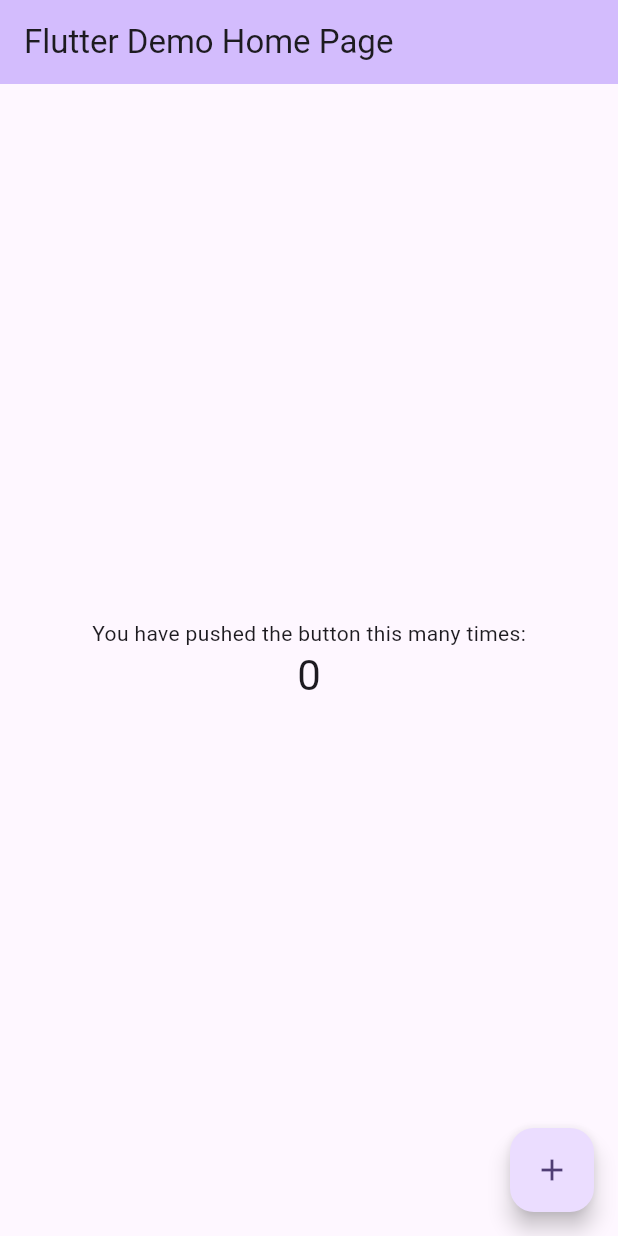
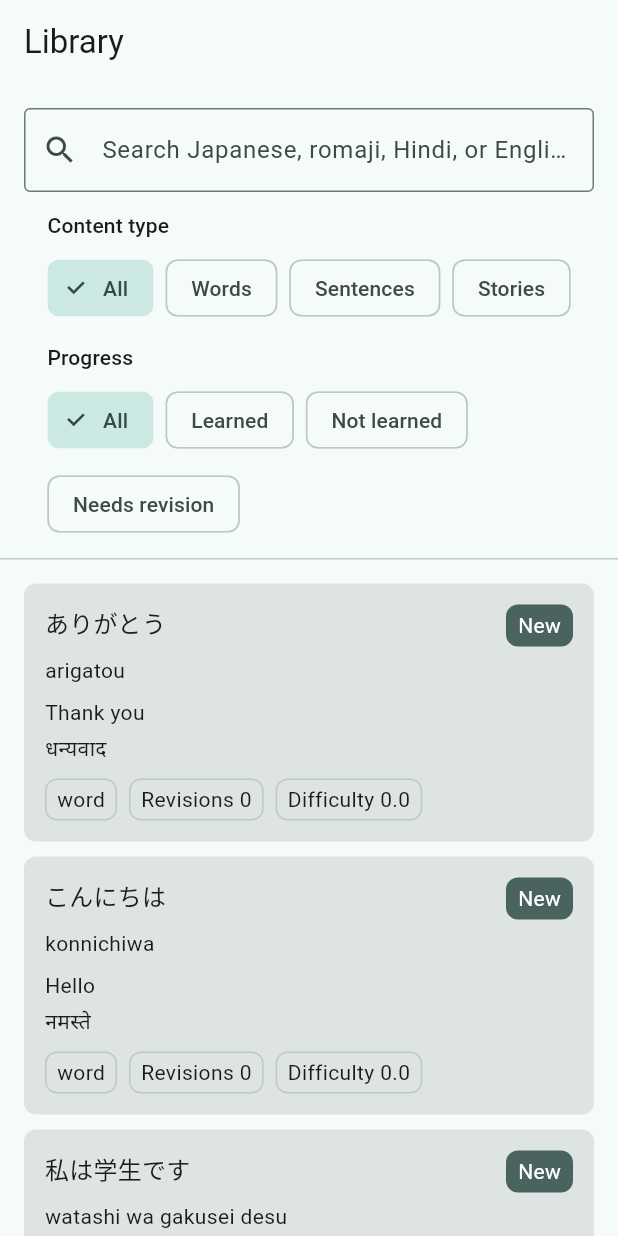
Before and after one commit to Manishkumar62/ManisuLearn---Japanese-Learning-App, a Flutter app: the screen it shows after launch, on a phone screen of 412 x 824 dp. Run offline on Flutter 3.47's test engine with Material 3 defaults, Android fonts, the phone set to English and light mode, and no system bars; our stand-ins replace equatable, flutter_bloc, hive, hive_flutter; accounts and stored records are empty.

Commit message:
Build ONE Feature Completely (Start with Library)

```diff
--- /dev/null
+++ b/lib/core/services/json_loader.dart
@@ -0,0 +1,27 @@
+import 'dart:convert';
+import 'package:flutter/services.dart';
+import '../../data/models/learning_item.dart';
+
+class JsonLoader {
+  static Future<List<LearningItem>> loadItems() async {
+    final jsonString = await rootBundle.loadString('assets/data.json');
+    final List<dynamic> jsonData = json.decode(jsonString);
+
+    return jsonData.map((item) {
+      return LearningItem(
+        id: DateTime.now().millisecondsSinceEpoch.toString() + item["japanese"],
+        type: item["type"],
+        japanese: item["japanese"],
+        romaji: item["romaji"],
+        hindi: item["hindi"],
+        english: item["english"],
+        isLearned: false,
+        revisionCount: 0,
+        lastReviewed: DateTime.now(),
+        createdAt: DateTime.now(),
+        difficulty: 0,
+        tags: [],
+      );
+    }).toList();
+  }
+}
--- /dev/null
+++ b/lib/features/library/presentation/bloc/library_bloc.dart
@@ -0,0 +1,104 @@
+import 'package:flutter_bloc/flutter_bloc.dart';
+
+import '../../../../data/models/learning_item.dart';
+import '../../../../domain/repositories/learning_item_repository.dart';
+import 'library_event.dart';
+import 'library_state.dart';
+
+class LibraryBloc extends Bloc<LibraryEvent, LibraryState> {
+  LibraryBloc({required LearningItemRepository repository})
+    : _repository = repository,
+      super(const LibraryInitial()) {
+    on<LoadLibrary>(_onLoadLibrary);
+    on<FilterLibrary>(_onFilterLibrary);
+  }
+
+  final LearningItemRepository _repository;
+
+  List<LearningItem> _allItems = <LearningItem>[];
+
+  Future<void> _onLoadLibrary(
+    LoadLibrary event,
+    Emitter<LibraryState> emit,
+  ) async {
+    emit(const LibraryLoading());
+
+    try {
+      _allItems = await _repository.getAllItems();
+      emit(LibraryLoaded(items: _allItems));
+    } catch (error) {
+      emit(LibraryError(error.toString()));
+    }
+  }
+
+  Future<void> _onFilterLibrary(
+    FilterLibrary event,
+    Emitter<LibraryState> emit,
+  ) async {
+    try {
+      if (_allItems.isEmpty) {
+        _allItems = await _repository.getAllItems();
+      }
+
+      final filteredItems = _applyFilters(
+        items: _allItems,
+        searchQuery: event.searchQuery,
+        typeFilter: event.typeFilter,
+        progressFilter: event.progressFilter,
+      );
+
+      emit(
+        LibraryLoaded(
+          items: filteredItems,
+          searchQuery: event.searchQuery,
+          typeFilter: event.typeFilter,
+          progressFilter: event.progressFilter,
+        ),
+      );
+    } catch (error) {
+      emit(LibraryError(error.toString()));
+    }
+  }
+
+  List<LearningItem> _applyFilters({
+    required List<LearningItem> items,
+    required String searchQuery,
+    required LibraryTypeFilter typeFilter,
+    required LibraryProgressFilter progressFilter,
+  }) {
+    return items
+        .where((LearningItem item) {
+          final normalizedQuery = searchQuery.trim().toLowerCase();
+          final matchesQuery =
+              normalizedQuery.isEmpty ||
+              item.japanese.toLowerCase().contains(normalizedQuery) ||
+              item.romaji.toLowerCase().contains(normalizedQuery) ||
+              item.hindi.toLowerCase().contains(normalizedQuery) ||
+              item.english.toLowerCase().contains(normalizedQuery);
+
+          final matchesType = switch (typeFilter) {
+            LibraryTypeFilter.all => true,
+            LibraryTypeFilter.words => item.type == 'word',
+            LibraryTypeFilter.sentences => item.type == 'sentence',
+            LibraryTypeFilter.stories => item.type == 'story',
+          };
+
+          final matchesProgress = switch (progressFilter) {
+            LibraryProgressFilter.all => true,
+            LibraryProgressFilter.learned => item.isLearned,
+            LibraryProgressFilter.notLearned => !item.isLearned,
+            LibraryProgressFilter.needsRevision => _needsRevision(item),
+          };
+
+          return matchesQuery && matchesType && matchesProgress;
+        })
+        .toList(growable: false);
+  }
+
+  bool _needsRevision(LearningItem item) {
+    final now = DateTime.now();
+    final daysSinceLastReview = now.difference(item.lastReviewed).inDays;
+
+    return item.isLearned && daysSinceLastReview >= 1;
+  }
+}
--- /dev/null
+++ b/lib/features/library/presentation/bloc/library_event.dart
@@ -0,0 +1,31 @@
+import 'package:equatable/equatable.dart';
+
+enum LibraryTypeFilter { all, words, sentences, stories }
+
+enum LibraryProgressFilter { all, learned, notLearned, needsRevision }
+
+abstract class LibraryEvent extends Equatable {
+  const LibraryEvent();
+
+  @override
+  List<Object?> get props => const [];
+}
+
+class LoadLibrary extends LibraryEvent {
+  const LoadLibrary();
+}
+
+class FilterLibrary extends LibraryEvent {
+  const FilterLibrary({
+    this.searchQuery = '',
+    this.typeFilter = LibraryTypeFilter.all,
+    this.progressFilter = LibraryProgressFilter.all,
+  });
+
+  final String searchQuery;
+  final LibraryTypeFilter typeFilter;
+  final LibraryProgressFilter progressFilter;
+
+  @override
+  List<Object?> get props => <Object?>[searchQuery, typeFilter, progressFilter];
+}
--- /dev/null
+++ b/lib/features/library/presentation/bloc/library_state.dart
@@ -0,0 +1,50 @@
+import 'package:equatable/equatable.dart';
+
+import '../../../../data/models/learning_item.dart';
+import 'library_event.dart';
+
+abstract class LibraryState extends Equatable {
+  const LibraryState();
+
+  @override
+  List<Object?> get props => const [];
+}
+
+class LibraryInitial extends LibraryState {
+  const LibraryInitial();
+}
+
+class LibraryLoading extends LibraryState {
+  const LibraryLoading();
+}
+
+class LibraryLoaded extends LibraryState {
+  const LibraryLoaded({
+    required this.items,
+    this.searchQuery = '',
+    this.typeFilter = LibraryTypeFilter.all,
+    this.progressFilter = LibraryProgressFilter.all,
+  });
+
+  final List<LearningItem> items;
+  final String searchQuery;
+  final LibraryTypeFilter typeFilter;
+  final LibraryProgressFilter progressFilter;
+
+  @override
+  List<Object?> get props => <Object?>[
+    items,
+    searchQuery,
+    typeFilter,
+    progressFilter,
+  ];
+}
+
+class LibraryError extends LibraryState {
+  const LibraryError(this.message);
+
+  final String message;
+
+  @override
+  List<Object?> get props => <Object?>[message];
+}
--- /dev/null
+++ b/lib/features/library/presentation/pages/library_page.dart
@@ -0,0 +1,247 @@
+import 'package:flutter/material.dart';
+import 'package:flutter_bloc/flutter_bloc.dart';
+
+import '../bloc/library_bloc.dart';
+import '../bloc/library_event.dart';
+import '../bloc/library_state.dart';
+import '../widgets/library_item_tile.dart';
+
+class LibraryPage extends StatefulWidget {
+  const LibraryPage({super.key});
+
+  @override
+  State<LibraryPage> createState() => _LibraryPageState();
+}
+
+class _LibraryPageState extends State<LibraryPage> {
+  final TextEditingController _searchController = TextEditingController();
+
+  LibraryTypeFilter _typeFilter = LibraryTypeFilter.all;
+  LibraryProgressFilter _progressFilter = LibraryProgressFilter.all;
+
+  @override
+  void initState() {
+    super.initState();
+    context.read<LibraryBloc>().add(const LoadLibrary());
+  }
+
+  @override
+  void dispose() {
+    _searchController.dispose();
+    super.dispose();
+  }
+
+  void _applyFilters() {
+    context.read<LibraryBloc>().add(
+      FilterLibrary(
+        searchQuery: _searchController.text,
+        typeFilter: _typeFilter,
+        progressFilter: _progressFilter,
+      ),
+    );
+  }
+
+  @override
+  Widget build(BuildContext context) {
+    return Scaffold(
+      appBar: AppBar(title: const Text('Library')),
+      body: SafeArea(
+        child: Column(
+          children: <Widget>[
+            Padding(
+              padding: const EdgeInsets.fromLTRB(16, 16, 16, 8),
+              child: TextField(
+                controller: _searchController,
+                decoration: const InputDecoration(
+                  border: OutlineInputBorder(),
+                  hintText: 'Search Japanese, romaji, Hindi, or English',
+                  prefixIcon: Icon(Icons.search),
+                ),
+                textInputAction: TextInputAction.search,
+                onChanged: (_) => _applyFilters(),
+              ),
+            ),
+            _FilterSection(
+              typeFilter: _typeFilter,
+              progressFilter: _progressFilter,
+              onTypeChanged: (LibraryTypeFilter filter) {
+                setState(() => _typeFilter = filter);
+                _applyFilters();
+              },
+              onProgressChanged: (LibraryProgressFilter filter) {
+                setState(() => _progressFilter = filter);
+                _applyFilters();
+              },
+            ),
+            const Divider(height: 1),
+            Expanded(
+              child: BlocBuilder<LibraryBloc, LibraryState>(
+                builder: (BuildContext context, LibraryState state) {
+                  return switch (state) {
+                    LibraryInitial() || LibraryLoading() => const Center(
+                      child: CircularProgressIndicator(),
+                    ),
+                    LibraryLoaded(:final items) =>
+                      items.isEmpty
+                          ? const _EmptyLibraryMessage()
+                          : RefreshIndicator(
+                              onRefresh: () async {
+                                context.read<LibraryBloc>().add(
+                                  const LoadLibrary(),
+                                );
+                              },
+                              child: ListView.separated(
+                                padding: const EdgeInsets.all(16),
+                                itemCount: items.length,
+                                separatorBuilder:
+                                    (BuildContext context, int index) =>
+                                        const SizedBox(height: 10),
+                                itemBuilder: (BuildContext context, int index) {
+                                  return LibraryItemTile(item: items[index]);
+                                },
+                              ),
+                            ),
+                    LibraryError(:final message) => _LibraryErrorMessage(
+                      message: message,
+                    ),
+                    LibraryState() => const _EmptyLibraryMessage(),
+                  };
+                },
+              ),
+            ),
+          ],
+        ),
+      ),
+    );
+  }
+}
+
+class _FilterSection extends StatelessWidget {
+  const _FilterSection({
+    required this.typeFilter,
+    required this.progressFilter,
+    required this.onTypeChanged,
+    required this.onProgressChanged,
+  });
+
+  final LibraryTypeFilter typeFilter;
+  final LibraryProgressFilter progressFilter;
+  final ValueChanged<LibraryTypeFilter> onTypeChanged;
+  final ValueChanged<LibraryProgressFilter> onProgressChanged;
+
+  @override
+  Widget build(BuildContext context) {
+    return Padding(
+      padding: const EdgeInsets.fromLTRB(16, 4, 16, 12),
+      child: Column(
+        crossAxisAlignment: CrossAxisAlignment.start,
+        children: <Widget>[
+          Text('Content type', style: Theme.of(context).textTheme.labelLarge),
+          const SizedBox(height: 8),
+          Wrap(
+            spacing: 8,
+            runSpacing: 8,
+            children: <Widget>[
+              FilterChip(
+                label: const Text('All'),
+                selected: typeFilter == LibraryTypeFilter.all,
+                onSelected: (_) => onTypeChanged(LibraryTypeFilter.all),
+              ),
+              FilterChip(
+                label: const Text('Words'),
+                selected: typeFilter == LibraryTypeFilter.words,
+                onSelected: (_) => onTypeChanged(LibraryTypeFilter.words),
+              ),
+              FilterChip(
+                label: const Text('Sentences'),
+                selected: typeFilter == LibraryTypeFilter.sentences,
+                onSelected: (_) => onTypeChanged(LibraryTypeFilter.sentences),
+              ),
+              FilterChip(
+                label: const Text('Stories'),
+                selected: typeFilter == LibraryTypeFilter.stories,
+                onSelected: (_) => onTypeChanged(LibraryTypeFilter.stories),
+              ),
+            ],
+          ),
+          const SizedBox(height: 12),
+          Text('Progress', style: Theme.of(context).textTheme.labelLarge),
+          const SizedBox(height: 8),
+          Wrap(
+            spacing: 8,
+            runSpacing: 8,
+            children: <Widget>[
+              FilterChip(
+                label: const Text('All'),
+                selected: progressFilter == LibraryProgressFilter.all,
+                onSelected: (_) => onProgressChanged(LibraryProgressFilter.all),
+              ),
+              FilterChip(
+                label: const Text('Learned'),
+                selected: progressFilter == LibraryProgressFilter.learned,
+                onSelected: (_) =>
+                    onProgressChanged(LibraryProgressFilter.learned),
+              ),
+              FilterChip(
+                label: const Text('Not learned'),
+                selected: progressFilter == LibraryProgressFilter.notLearned,
+                onSelected: (_) =>
+                    onProgressChanged(LibraryProgressFilter.notLearned),
+              ),
+              FilterChip(
+                label: const Text('Needs revision'),
+                selected: progressFilter == LibraryProgressFilter.needsRevision,
+                onSelected: (_) =>
+                    onProgressChanged(LibraryProgressFilter.needsRevision),
+              ),
+            ],
+          ),
+        ],
+      ),
+    );
+  }
+}
+
+class _EmptyLibraryMessage extends StatelessWidget {
+  const _EmptyLibraryMessage();
+
+  @override
+  Widget build(BuildContext context) {
+    return const Center(
+      child: Padding(
+        padding: EdgeInsets.all(24),
+        child: Text('No learning items found.', textAlign: TextAlign.center),
+      ),
+    );
+  }
+}
+
+class _LibraryErrorMessage extends StatelessWidget {
+  const _LibraryErrorMessage({required this.message});
+
+  final String message;
+
+  @override
+  Widget build(BuildContext context) {
+    return Center(
+      child: Padding(
+        padding: const EdgeInsets.all(24),
+        child: Column(
+          mainAxisSize: MainAxisSize.min,
+          children: <Widget>[
+            const Icon(Icons.error_outline),
+            const SizedBox(height: 12),
+            Text(message, textAlign: TextAlign.center),
+            const SizedBox(height: 16),
+            FilledButton(
+              onPressed: () {
+                context.read<LibraryBloc>().add(const LoadLibrary());
+              },
+              child: const Text('Try again'),
+            ),
+          ],
+        ),
+      ),
+    );
+  }
+}
--- /dev/null
+++ b/lib/features/library/presentation/widgets/library_item_tile.dart
@@ -0,0 +1,107 @@
+import 'package:flutter/material.dart';
+
+import '../../../../data/models/learning_item.dart';
+
+class LibraryItemTile extends StatelessWidget {
+  const LibraryItemTile({super.key, required this.item});
+
+  final LearningItem item;
+
+  @override
+  Widget build(BuildContext context) {
+    final colorScheme = Theme.of(context).colorScheme;
+
+    return Material(
+      color: colorScheme.surfaceContainerHighest,
+      borderRadius: BorderRadius.circular(8),
+      child: InkWell(
+        borderRadius: BorderRadius.circular(8),
+        onTap: () {},
+        child: Padding(
+          padding: const EdgeInsets.all(14),
+          child: Column(
+            crossAxisAlignment: CrossAxisAlignment.start,
+            children: <Widget>[
+              Row(
+                crossAxisAlignment: CrossAxisAlignment.start,
+                children: <Widget>[
+                  Expanded(
+                    child: Text(
+                      item.japanese,
+                      style: Theme.of(context).textTheme.titleMedium,
+                    ),
+                  ),
+                  const SizedBox(width: 12),
+                  _StatusBadge(isLearned: item.isLearned),
+                ],
+              ),
+              const SizedBox(height: 6),
+              Text(item.romaji, style: Theme.of(context).textTheme.bodyMedium),
+              const SizedBox(height: 8),
+              Text(item.english),
+              if (item.hindi.isNotEmpty) ...<Widget>[
+                const SizedBox(height: 4),
+                Text(item.hindi),
+              ],
+              const SizedBox(height: 10),
+              Wrap(
+                spacing: 8,
+                runSpacing: 8,
+                children: <Widget>[
+                  _MetaChip(label: item.type),
+                  _MetaChip(label: 'Revisions ${item.revisionCount}'),
+                  _MetaChip(label: 'Difficulty ${item.difficulty}'),
+                ],
+              ),
+            ],
+          ),
+        ),
+      ),
+    );
+  }
+}
+
+class _StatusBadge extends StatelessWidget {
+  const _StatusBadge({required this.isLearned});
+
+  final bool isLearned;
+
+  @override
+  Widget build(BuildContext context) {
+    final colorScheme = Theme.of(context).colorScheme;
+
+    return DecoratedBox(
+      decoration: BoxDecoration(
+        color: isLearned ? colorScheme.primary : colorScheme.secondary,
+        borderRadius: BorderRadius.circular(8),
+      ),
+      child: Padding(
+        padding: const EdgeInsets.symmetric(horizontal: 8, vertical: 4),
+        child: Text(
+          isLearned ? 'Learned' : 'New',
+          style: TextStyle(color: colorScheme.onPrimary),
+        ),
+      ),
+    );
+  }
+}
+
+class _MetaChip extends StatelessWidget {
+  const _MetaChip({required this.label});
+
+  final String label;
+
+  @override
+  Widget build(BuildContext context) {
+    return DecoratedBox(
+      decoration: BoxDecoration(
+        border: Border.all(color: Theme.of(context).colorScheme.outlineVariant),
+        borderRadius: BorderRadius.circular(8),
+      ),
+      child: Padding(
+        padding: const EdgeInsets.symmetric(horizontal: 8, vertical: 4),
+        child: Text(label),
+      ),
+    );
+  }
+}
--- a/lib/main.dart
+++ b/lib/main.dart
@@ -1,126 +1,49 @@
 import 'package:flutter/material.dart';
+import 'package:flutter_bloc/flutter_bloc.dart';
+import 'package:hive/hive.dart';
 
+import 'core/services/json_loader.dart';
+import 'data/local/hive_boxes.dart';
 import 'data/local/hive_setup.dart';
+import 'data/models/learning_item.dart';
+import 'data/repositories/hive_learning_item_repository.dart';
+import 'features/library/presentation/bloc/library_bloc.dart';
+import 'features/library/presentation/pages/library_page.dart';
 
 Future<void> main() async {
   WidgetsFlutterBinding.ensureInitialized();
   await HiveSetup.initialize();
+  final box = Hive.box<LearningItem>(HiveBoxes.learningItems);
+
+  if (box.isEmpty) {
+    final items = await JsonLoader.loadItems();
+
+    for (var item in items) {
+      box.put(item.id, item);
+    }
+  }
   runApp(const MyApp());
 }
 
 class MyApp extends StatelessWidget {
   const MyApp({super.key});
 
-  // This widget is the root of your application.
   @override
   Widget build(BuildContext context) {
-    return MaterialApp(
-      title: 'Flutter Demo',
-      theme: ThemeData(
-        // This is the theme of your application.
-        //
-        // TRY THIS: Try running your application with "flutter run". You'll see
-        // the application has a purple toolbar. Then, without quitting the app,
-        // try changing the seedColor in the colorScheme below to Colors.green
-        // and then invoke "hot reload" (save your changes or press the "hot
-        // reload" button in a Flutter-supported IDE, or press "r" if you used
-        // the command line to start the app).
-        //
-        // Notice that the counter didn't reset back to zero; the application
-        // state is not lost during the reload. To reset the state, use hot
-        // restart instead.
-        //
-        // This works for code too, not just values: Most code changes can be
-        // tested with just a hot reload.
-        colorScheme: ColorScheme.fromSeed(seedColor: Colors.deepPurple),
+    return RepositoryProvider<HiveLearningItemRepository>(
+      create: (BuildContext context) => HiveLearningItemRepository(),
+      child: BlocProvider<LibraryBloc>(
+        create: (BuildContext context) =>
+            LibraryBloc(repository: context.read<HiveLearningItemRepository>()),
+        child: MaterialApp(
+          title: 'Manisu Learn',
+          theme: ThemeData(
+            colorScheme: ColorScheme.fromSeed(seedColor: Colors.teal),
+            useMaterial3: true,
+          ),
+          home: const LibraryPage(),
+        ),
       ),
-      home: const MyHomePage(title: 'Flutter Demo Home Page'),
     );
   }
 }
-
-class MyHomePage extends StatefulWidget {
-  const MyHomePage({super.key, required this.title});
-
-  // This widget is the home page of your application. It is stateful, meaning
-  // that it has a State object (defined below) that contains fields that affect
-  // how it looks.
-
-  // This class is the configuration for the state. It holds the values (in this
-  // case the title) provided by the parent (in this case the App widget) and
-  // used by the build method of the State. Fields in a Widget subclass are
-  // always marked "final".
-
-  final String title;
-
-  @override
-  State<MyHomePage> createState() => _MyHomePageState();
-}
-
-class _MyHomePageState extends State<MyHomePage> {
-  int _counter = 0;
-
-  void _incrementCounter() {
-    setState(() {
-      // This call to setState tells the Flutter framework that something has
-      // changed in this State, which causes it to rerun the build method below
-      // so that the display can reflect the updated values. If we changed
-      // _counter without calling setState(), then the build method would not be
-      // called again, and so nothing would appear to happen.
-      _counter++;
-    });
-  }
-
-  @override
-  Widget build(BuildContext context) {
-    // This method is rerun every time setState is called, for instance as done
-    // by the _incrementCounter method above.
-    //
-    // The Flutter framework has been optimized to make rerunning build methods
-    // fast, so that you can just rebuild anything that needs updating rather
-    // than having to individually change instances of widgets.
-    return Scaffold(
-      appBar: AppBar(
-        // TRY THIS: Try changing the color here to a specific color (to
-        // Colors.amber, perhaps?) and trigger a hot reload to see the AppBar
-        // change color while the other colors stay the same.
-        backgroundColor: Theme.of(context).colorScheme.inversePrimary,
-        // Here we take the value from the MyHomePage object that was created by
-        // the App.build method, and use it to set our appbar title.
-        title: Text(widget.title),
-      ),
-      body: Center(
-        // Center is a layout widget. It takes a single child and positions it
-        // in the middle of the parent.
-        child: Column(
-          // Column is also a layout widget. It takes a list of children and
-          // arranges them vertically. By default, it sizes itself to fit its
-          // children horizontally, and tries to be as tall as its parent.
-          //
-          // Column has various properties to control how it sizes itself and
-          // how it positions its children. Here we use mainAxisAlignment to
-          // center the children vertically; the main axis here is the vertical
-          // axis because Columns are vertical (the cross axis would be
-          // horizontal).
-          //
-          // TRY THIS: Invoke "debug painting" (choose the "Toggle Debug Paint"
-          // action in the IDE, or press "p" in the console), to see the
-          // wireframe for each widget.
-          mainAxisAlignment: MainAxisAlignment.center,
-          children: <Widget>[
-            const Text('You have pushed the button this many times:'),
-            Text(
-              '$_counter',
-              style: Theme.of(context).textTheme.headlineMedium,
-            ),
-          ],
-        ),
-      ),
-      floatingActionButton: FloatingActionButton(
-        onPressed: _incrementCounter,
-        tooltip: 'Increment',
-        child: const Icon(Icons.add),
-      ), // This trailing comma makes auto-formatting nicer for build methods.
-    );
-  }
-}
--- a/pubspec.yaml
+++ b/pubspec.yaml
@@ -66,8 +66,8 @@ flutter:
   uses-material-design: true
 
   # To add assets to your application, add an assets section, like this:
-  # assets:
-  #   - images/a_dot_burr.jpeg
+  assets:
+    - assets/data.json
   #   - images/a_dot_ham.jpeg
 
   # An image asset can refer to one or more resolution-specific "variants", see
```
Also changed, not shown: assets/data.json (added, +23 -0 lines), 1 other file.
